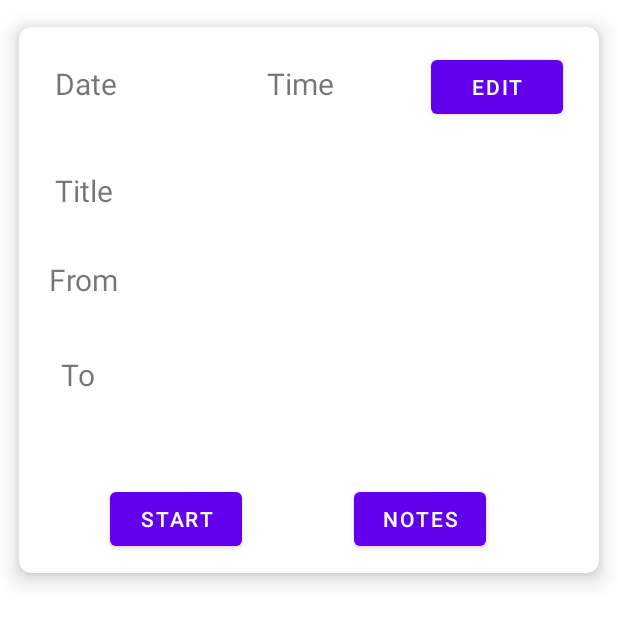
After one commit to amrel7afy/TRIPAWY, an Android app: the layout card_layout.xml on its own in the app's theme, with its tools: preview values and no code run, on a phone screen of 412 x 824 dp. The commit adds this screen. Shown: the top 624 px of the screen. Run offline under Robolectric (Android 15) with nearby library versions, the phone set to English and light mode, and no system bars.

Commit message:
CardView

```diff
--- a/app/build.gradle
+++ b/app/build.gradle
@@ -35,4 +35,6 @@ dependencies {
     testImplementation 'junit:junit:4.+'
     androidTestImplementation 'androidx.test.ext:junit:1.1.3'
     androidTestImplementation 'androidx.test.espresso:espresso-core:3.4.0'
+    implementation "androidx.cardview:cardview:1.0.0"
+
 }
--- /dev/null
+++ b/app/src/main/res/layout/card_layout.xml
@@ -0,0 +1,109 @@
+<?xml version="1.0" encoding="utf-8"?>
+<androidx.cardview.widget.CardView xmlns:android="http://schemas.android.com/apk/res/android"
+    xmlns:card_view="http://schemas.android.com/apk/res-auto"
+    xmlns:app="http://schemas.android.com/apk/res-auto"
+    android:layout_width="match_parent"
+    android:layout_height="400dp"
+    app:cardCornerRadius="8dp"
+    app:cardElevation="8dp"
+    app:cardMaxElevation="10dp"
+    app:cardPreventCornerOverlap="true"
+    app:cardUseCompatPadding="true">
+
+    <androidx.constraintlayout.widget.ConstraintLayout
+        android:layout_width="match_parent"
+        android:layout_height="match_parent">
+
+        <TextView
+            android:id="@+id/txtDate"
+            android:layout_width="wrap_content"
+            android:layout_height="wrap_content"
+            android:layout_marginStart="24dp"
+            android:layout_marginTop="24dp"
+            android:text="@string/date"
+            android:textSize="20sp"
+            card_view:layout_constraintStart_toStartOf="parent"
+            card_view:layout_constraintTop_toTopOf="parent" />
+
+        <TextView
+            android:id="@+id/txtTime"
+            android:layout_width="wrap_content"
+            android:layout_height="wrap_content"
+            android:layout_marginStart="100dp"
+            android:layout_marginTop="24dp"
+            android:layout_toEndOf="@id/txtDate"
+            android:text="@string/time"
+            android:textSize="20sp"
+            card_view:layout_constraintStart_toEndOf="@+id/txtDate"
+            card_view:layout_constraintTop_toTopOf="parent" />
+
+        <Button
+            android:id="@+id/btnEdit"
+            android:layout_width="wrap_content"
+            android:layout_height="wrap_content"
+            android:layout_marginTop="16dp"
+            android:layout_marginEnd="24dp"
+            android:text="@string/edit"
+            card_view:layout_constraintEnd_toEndOf="parent"
+            card_view:layout_constraintHorizontal_bias="1.0"
+            card_view:layout_constraintStart_toEndOf="@+id/txtTime"
+            card_view:layout_constraintTop_toTopOf="parent" />
+
+        <TextView
+            android:id="@+id/txtTitle"
+            android:layout_width="wrap_content"
+            android:layout_height="wrap_content"
+            android:layout_marginStart="24dp"
+            android:layout_marginTop="44dp"
+            android:text="@string/title"
+            android:textSize="20sp"
+            card_view:layout_constraintStart_toStartOf="parent"
+            card_view:layout_constraintTop_toBottomOf="@+id/txtDate" />
+
+        <TextView
+            android:id="@+id/txtFrom"
+            android:layout_width="wrap_content"
+            android:layout_height="wrap_content"
+            android:layout_marginStart="20dp"
+            android:layout_marginTop="32dp"
+            android:text="@string/from"
+            android:textSize="20sp"
+            card_view:layout_constraintStart_toStartOf="parent"
+            card_view:layout_constraintTop_toBottomOf="@+id/txtTitle" />
+
+        <TextView
+            android:id="@+id/txtTo"
+            android:layout_width="wrap_content"
+            android:layout_height="wrap_content"
+            android:layout_marginStart="28dp"
+            android:layout_marginTop="36dp"
+            android:text="@string/to"
+            android:textSize="20sp"
+            card_view:layout_constraintStart_toStartOf="parent"
+            card_view:layout_constraintTop_toBottomOf="@+id/txtFrom" />
+
+        <Button
+            android:id="@+id/btnStart"
+            android:layout_width="wrap_content"
+            android:layout_height="wrap_content"
+            android:layout_marginBottom="12dp"
+            android:text="@string/start"
+            card_view:layout_constraintBottom_toBottomOf="parent"
+            card_view:layout_constraintEnd_toEndOf="parent"
+            card_view:layout_constraintHorizontal_bias="0.204"
+            card_view:layout_constraintStart_toStartOf="parent" />
+
+        <Button
+            android:id="@+id/btnNotes"
+            android:layout_width="wrap_content"
+            android:layout_height="wrap_content"
+            android:layout_marginBottom="12dp"
+            android:text="@string/notes"
+            card_view:layout_constraintBottom_toBottomOf="parent"
+            card_view:layout_constraintEnd_toEndOf="parent"
+            card_view:layout_constraintHorizontal_bias="0.497"
+            card_view:layout_constraintStart_toEndOf="@+id/btnStart" />
+    </androidx.constraintlayout.widget.ConstraintLayout>
+
+
+</androidx.cardview.widget.CardView>
--- a/app/src/main/res/values/strings.xml
+++ b/app/src/main/res/values/strings.xml
@@ -1,3 +1,11 @@
 <resources>
     <string name="app_name">TRIPAWY</string>
+    <string name="edit">Edit</string>
+    <string name="date">Date</string>
+    <string name="time">Time</string>
+    <string name="title">Title</string>
+    <string name="from">From</string>
+    <string name="to">To</string>
+    <string name="start">Start</string>
+    <string name="notes">Notes</string>
 </resources>
```
